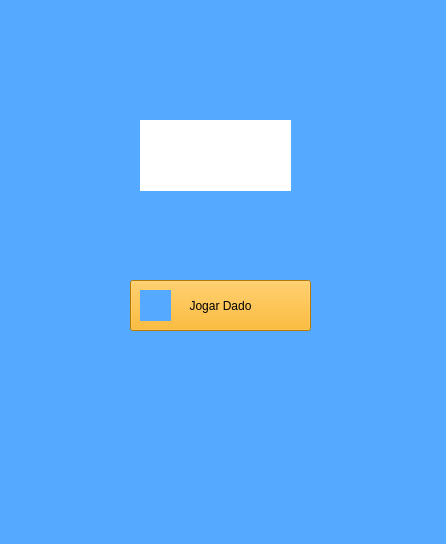
The window that TelaSimuladorDado.ui (vlkonageski/SimuladorDado) describes before a commit, drawn with Qt 5.
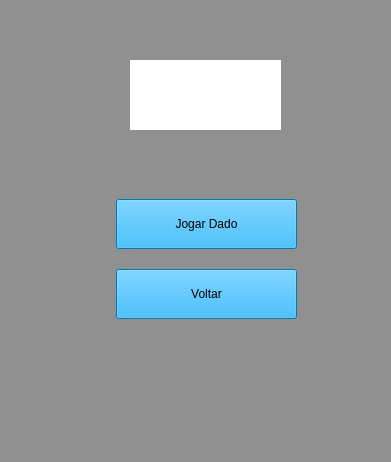
The same window after the commit. Icons and pictures are not drawn.

Commit message: Implementando novas funcionalidades

```diff
--- a/TelaSimuladorDado.ui
+++ b/TelaSimuladorDado.ui
@@ -6,57 +6,41 @@
    <rect>
     <x>0</x>
     <y>0</y>
-    <width>446</width>
-    <height>544</height>
+    <width>391</width>
+    <height>462</height>
    </rect>
   </property>
   <property name="windowTitle">
    <string>MainWindow</string>
   </property>
   <property name="styleSheet">
-   <string notr="true">background-color: rgb(85, 170, 255);</string>
+   <string notr="true">background-color: rgb(144, 144, 144);</string>
   </property>
   <widget class="QWidget" name="centralwidget">
    <widget class="QPushButton" name="pushButton">
     <property name="geometry">
      <rect>
-      <x>130</x>
-      <y>280</y>
+      <x>116</x>
+      <y>199</y>
       <width>181</width>
-      <height>51</height>
+      <height>50</height>
      </rect>
     </property>
     <property name="styleSheet">
-     <string notr="true">background-color: rgb(255, 170, 0);
+     <string notr="true">background-color: rgb(0, 170, 255);
 font: 75 italic 12pt &quot;Times New Roman&quot;;</string>
     </property>
     <property name="text">
      <string>Jogar Dado</string>
     </property>
    </widget>
-   <widget class="QLabel" name="label">
-    <property name="geometry">
-     <rect>
-      <x>140</x>
-      <y>290</y>
-      <width>31</width>
-      <height>31</height>
-     </rect>
-    </property>
-    <property name="text">
-     <string/>
-    </property>
-    <property name="pixmap">
-     <pixmap>dice-with-number-five.png</pixmap>
-    </property>
-   </widget>
    <widget class="QLabel" name="label_2">
     <property name="geometry">
      <rect>
-      <x>140</x>
-      <y>120</y>
+      <x>130</x>
+      <y>60</y>
       <width>151</width>
-      <height>71</height>
+      <height>70</height>
      </rect>
     </property>
     <property name="styleSheet">
@@ -71,6 +55,23 @@
      <set>Qt::AlignCenter</set>
     </property>
    </widget>
+   <widget class="QPushButton" name="pushButton_2">
+    <property name="geometry">
+     <rect>
+      <x>116</x>
+      <y>269</y>
+      <width>181</width>
+      <height>50</height>
+     </rect>
+    </property>
+    <property name="styleSheet">
+     <string notr="true">background-color: rgb(0, 170, 255);
+font: 75 italic 12pt &quot;Times New Roman&quot;;</string>
+    </property>
+    <property name="text">
+     <string>Voltar</string>
+    </property>
+   </widget>
   </widget>
   <widget class="QMenuBar" name="menubar">
    <property name="geometry">
```
Left out of the diff: 2 changed lines with no effect on the pictures. The commit also changes 2 other files.
